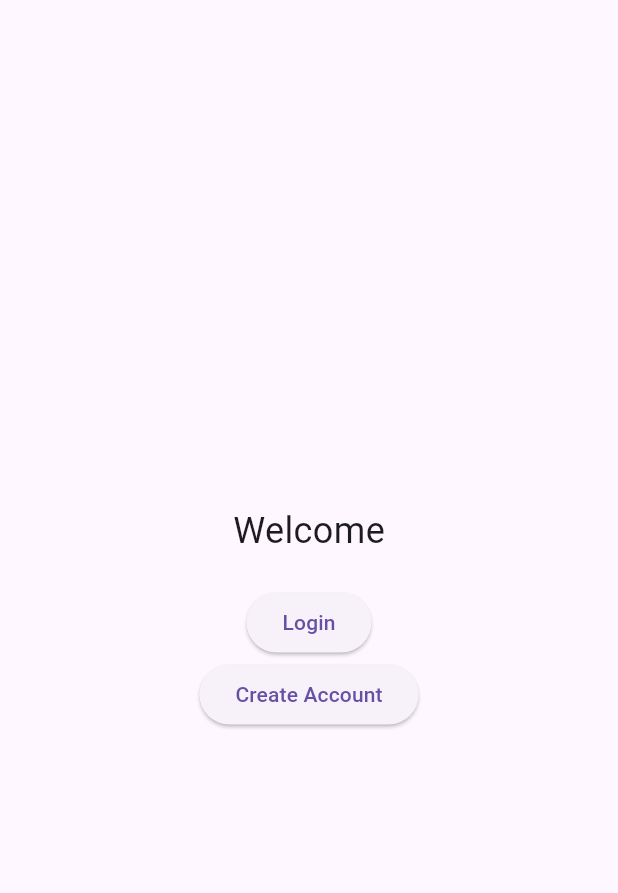
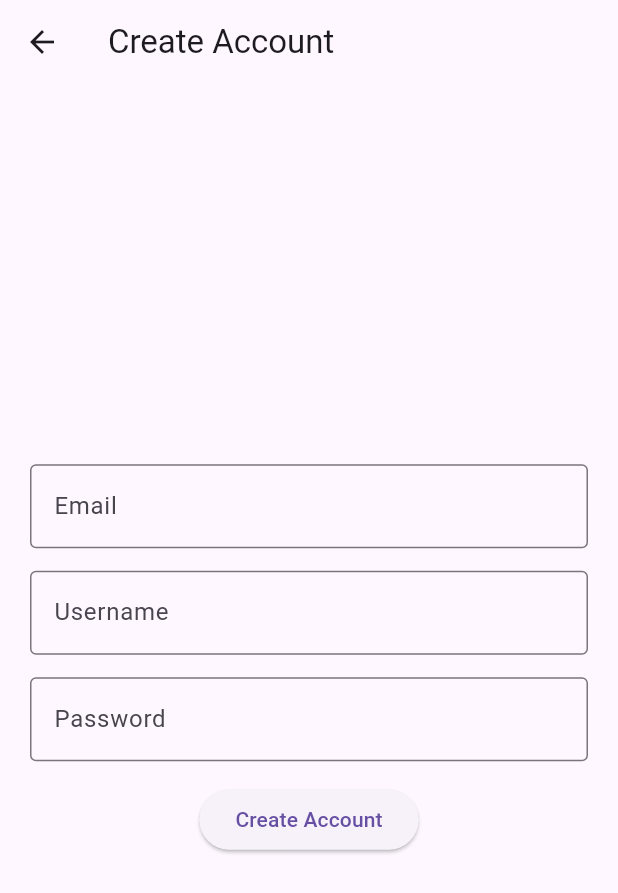
Before and after one commit to hien-dao/MobAppDev_Project02, a Flutter app: the screen it shows after launch, after a tap on "Create Account", on a phone screen of 412 x 824 dp. Shown: the top 893 px of the screen. Run offline on Flutter 3.47's test engine with Material 3 defaults, Android fonts, the light colour scheme and no system bars; our stand-ins replace cloud_firestore, firebase_auth, firebase_core; accounts and stored records are empty.

Commit message:
Initial login procedures completed

```diff
--- a/lib/SCREENS/firstscreen.dart
+++ b/lib/SCREENS/firstscreen.dart
@@ -25,7 +25,7 @@ class firstscreen extends StatelessWidget {
         //Go to create account via /create_account
         ElevatedButton(
               onPressed: () {
-                Navigator.pushNamed(context, '/create_account');
+                Navigator.pushNamed(context, '/createaccount');
               },
               child: const Text('Create Account'),
             ),
--- /dev/null
+++ b/lib/SCREENS/loginportion/createaccount.dart
@@ -0,0 +1,115 @@
+import 'package:flutter/material.dart';
+import 'package:firebase_auth/firebase_auth.dart';
+import 'package:cloud_firestore/cloud_firestore.dart';
+import '../mainscreen.dart';
+
+class createaccount extends StatefulWidget{
+  const createaccount({super.key});
+
+  @override
+  State<createaccount> createState() => _createaccountState();
+}
+
+class _createaccountState extends State<createaccount>{
+  final emailController= TextEditingController();
+  final usernameController= TextEditingController();
+  final passwordController= TextEditingController();
+  bool loading=false;
+
+  Future<void> createAccount() async{
+    setState((){
+      loading = true;
+
+    });
+
+    try{
+      String email = emailController.text.trim();
+      String username = usernameController.text.trim();
+      String password = passwordController.text.trim();
+
+      UserCredential userCredential =
+        await FirebaseAuth.instance.createUserWithEmailAndPassword(email: email, password: password);
+
+      await FirebaseFirestore.instance
+        .collection('users')
+        .doc(userCredential.user!.uid)
+        .set({
+          'email': email,
+          'username': username,
+          'createdAt': FieldValue.serverTimestamp(),
+        });
+
+      Navigator.pushReplacement(
+        context,
+        MaterialPageRoute(builder:(context) => const mainscreen()),
+      );
+    } catch (e) {
+      ScaffoldMessenger.of(context).showSnackBar(
+        SnackBar(content: Text("Create Account Failed: $e")),
+        );
+    }
+
+    setState((){
+      loading = false;
+    });
+  }
+  @override
+  void dispose() {
+    emailController.dispose();
+    usernameController.dispose();
+    passwordController.dispose();
+    super.dispose();
+  }
+@override
+  Widget build(BuildContext context) {
+    return Scaffold(
+      appBar: AppBar(
+        title: const Text('Create Account'),
+      ),
+      body: Padding(
+        padding: const EdgeInsets.all(20),
+        child: Column(
+          mainAxisAlignment: MainAxisAlignment.center,
+          children: [
+            TextField(
+              controller: emailController,
+              decoration: const InputDecoration(
+                labelText: "Email",
+                border: OutlineInputBorder(),
+              ),
+            ),
+
+            const SizedBox(height: 15),
+
+            TextField(
+              controller: usernameController,
+              decoration: const InputDecoration(
+                labelText: "Username",
+                border: OutlineInputBorder(),
+              ),
+            ),
+
+            const SizedBox(height: 15),
+
+            TextField(
+              controller: passwordController,
+              decoration: const InputDecoration(
+                labelText: "Password",
+                border: OutlineInputBorder(),
+              ),
+            ),
+
+            const SizedBox(height: 15),
+
+            loading
+                ? const CircularProgressIndicator()
+                : ElevatedButton(
+                    onPressed: createAccount,
+                    child: const Text("Create Account"),
+                  ),
+          ],
+        ),
+      ),
+    );
+  }
+}
--- a/lib/main.dart
+++ b/lib/main.dart
@@ -4,8 +4,9 @@ import 'package:firebase_auth/firebase_auth.dart';
 import 'firebase_options.dart';
 
 import 'SCREENS/firstscreen.dart';
-import 'SCREENS/loginscreen.dart';
+import 'SCREENS/loginportion/loginscreen.dart';
 import 'SCREENS/mainscreen.dart';
+import 'SCREENS/loginportion/createaccount.dart';
 
 Future<void> main() async {
   WidgetsFlutterBinding.ensureInitialized();
@@ -47,6 +48,7 @@ class MyApp extends StatelessWidget {
     //Identifying the other pages
     '/login': (context) => const loginscreen(),
     '/main': (context) => const mainscreen(),
+    '/createaccount': (context) => const createaccount(),
   },
   );
   }
```
Also changed, not shown: lib/SCREENS/loginportion/loginscreen.dart (renamed from lib/SCREENS/loginscreen.dart, +11 -22 lines), 3 other files.
